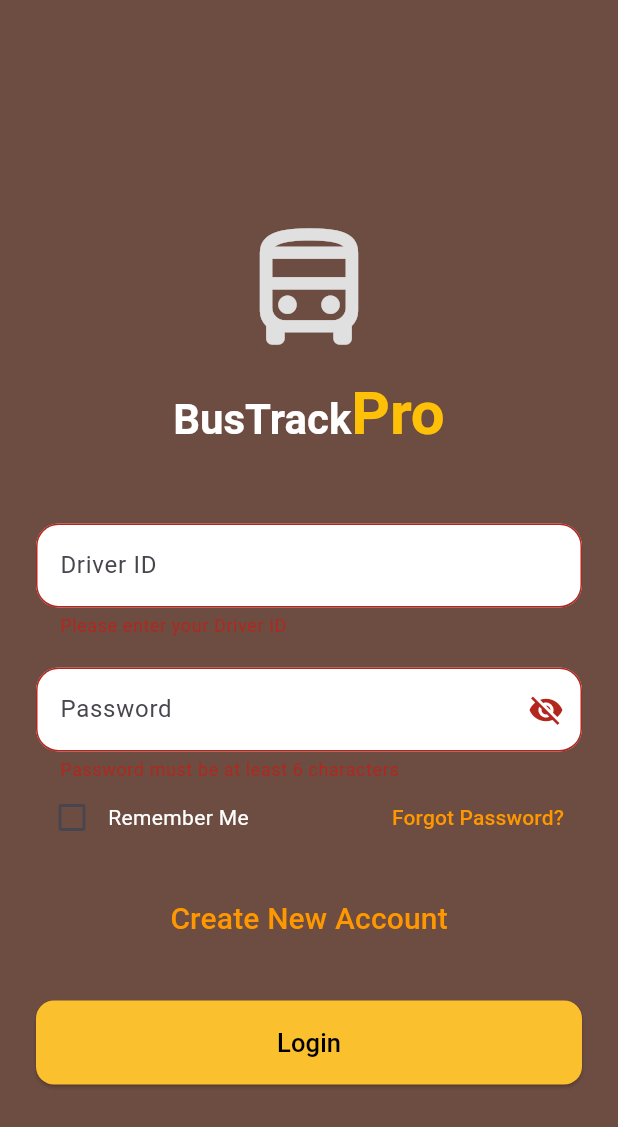
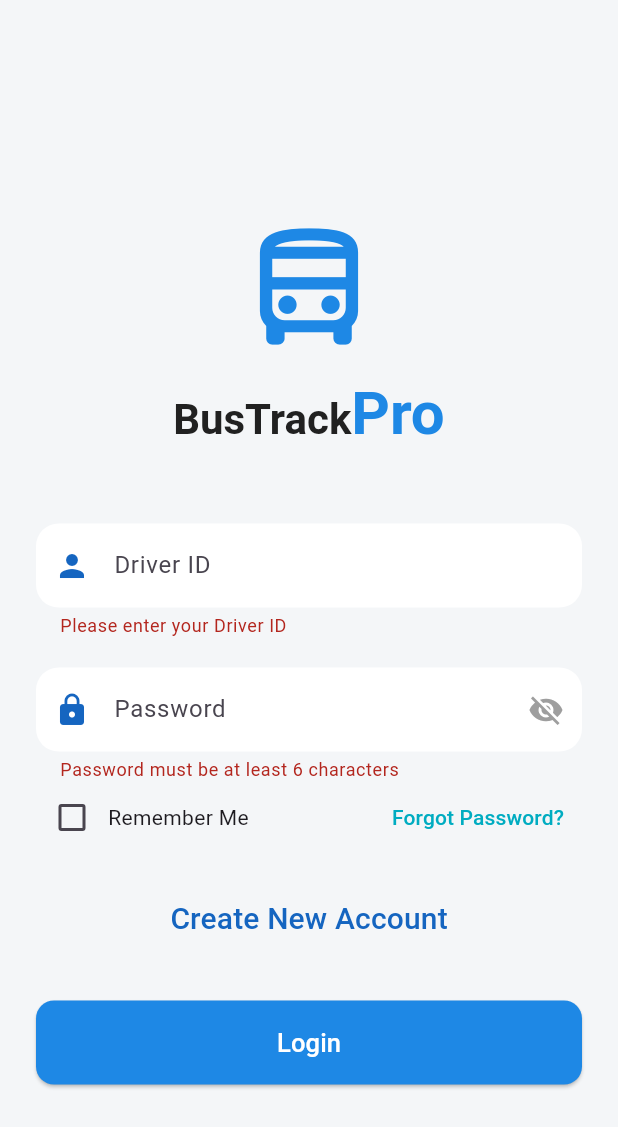
Before and after one commit to veeraworks/BusTrackPro, a Flutter app: the DriverLoginPage screen opened directly, after a tap on "Login", on a phone screen of 412 x 824 dp. Shown: the top 1127 px of the screen. Run offline on Flutter 3.47's test engine with Material 3 defaults, Android fonts, the phone set to English and light mode, and no system bars.

Commit message:
Driver Login Page.dart

```diff
--- a/lib/Driver Login Page.dart
+++ b/lib/Driver Login Page.dart
@@ -2,7 +2,7 @@ import 'package:flutter/material.dart';
 
 import 'Driver Signup Page.dart';
 import 'Forgot password.dart';
-import 'main.dart' hide ForgotPasswordPage, DriverSignUpPage;
+import 'main.dart' hide ForgotPasswordPage, DriverSignUpPage, DriverSignupPage;
 
 class DriverLoginPage extends StatefulWidget {
   @override
@@ -39,7 +39,7 @@ class _DriverLoginPageState extends State<DriverLoginPage> {
   @override
   Widget build(BuildContext context) {
     return Scaffold(
-      backgroundColor: Colors.brown.shade600,
+      backgroundColor: const Color(0xFFF4F6F8), // Light background
       body: SafeArea(
         child: SingleChildScrollView(
           padding: const EdgeInsets.all(24.0),
@@ -47,65 +47,85 @@ class _DriverLoginPageState extends State<DriverLoginPage> {
             key: _formKey,
             child: Column(
               children: [
-                SizedBox(height: 120),
-                Icon(Icons.directions_bus_filled_outlined, size: 98, color: Colors.grey.shade300),
-                SizedBox(height: 10),
+                const SizedBox(height: 120),
+
+                Icon(Icons.directions_bus_filled_outlined,
+                    size: 98, color: Color(0xFF1E88E5)), // Blue icon
+
+                const SizedBox(height: 10),
+
                 RichText(
-                  text: TextSpan(
+                  text: const TextSpan(
                     children: [
                       TextSpan(
                         text: 'BusTrack',
-                        style: TextStyle(fontSize: 28, color: Colors.white, fontWeight: FontWeight.bold),
+                        style: TextStyle(
+                          fontSize: 28,
+                          color: Color(0xFF212121), // Dark text
+                          fontWeight: FontWeight.bold,
+                        ),
                       ),
                       TextSpan(
                         text: 'Pro',
-                        style: TextStyle(fontSize: 40, color: Colors.amber, fontWeight: FontWeight.bold),
+                        style: TextStyle(
+                          fontSize: 40,
+                          color: Color(0xFF1E88E5), // Blue highlight
+                          fontWeight: FontWeight.bold,
+                        ),
                       ),
                     ],
                   ),
                 ),
-                SizedBox(height: 50),
+
+                const SizedBox(height: 50),
+
+                // Driver ID
                 TextFormField(
                   controller: _driverIDController,
-                  keyboardType: TextInputType.text,
                   decoration: InputDecoration(
                     hintText: 'Driver ID',
+                    prefixIcon: Icon(Icons.person, color: Color(0xFF1565C0)),
                     filled: true,
                     fillColor: Colors.white,
-                    border: OutlineInputBorder(borderRadius: BorderRadius.circular(15.0)),
+                    border: OutlineInputBorder(
+                        borderRadius: BorderRadius.circular(15.0),
+                        borderSide: BorderSide.none),
                   ),
-                  validator: (value) {
-                    if (value == null || value.isEmpty) {
-                      return 'Please enter your Driver ID';
-                    }
-                    return null;
-                  },
+                  validator: (value) =>
+                  value == null || value.isEmpty ? 'Please enter your Driver ID' : null,
                 ),
-                SizedBox(height: 20),
+
+                const SizedBox(height: 20),
+
+                // Password
                 TextFormField(
                   controller: _passwordController,
                   obscureText: _obscurePassword,
                   decoration: InputDecoration(
                     hintText: 'Password',
+                    prefixIcon: Icon(Icons.lock, color: Color(0xFF1565C0)),
                     filled: true,
                     fillColor: Colors.white,
-                    border: OutlineInputBorder(borderRadius: BorderRadius.circular(15.0)),
                     suffixIcon: IconButton(
-                      icon: Icon(_obscurePassword ? Icons.visibility_off : Icons.visibility),
+                      icon: Icon(
+                        _obscurePassword ? Icons.visibility_off : Icons.visibility,
+                        color: Colors.grey,
+                      ),
                       onPressed: () {
                         setState(() {
                           _obscurePassword = !_obscurePassword;
                         });
                       },
                     ),
+                    border: OutlineInputBorder(
+                        borderRadius: BorderRadius.circular(15.0),
+                        borderSide: BorderSide.none),
                   ),
-                  validator: (value) {
-                    if (value == null || value.length < 6) {
-                      return 'Password must be at least 6 characters';
-                    }
-                    return null;
-                  },
+                  validator: (value) =>
+                  value == null || value.length < 6 ? 'Password must be at least 6 characters' : null,
                 ),
+
+                // Remember & Forgot
                 Row(
                   mainAxisAlignment: MainAxisAlignment.spaceBetween,
                   children: [
@@ -119,7 +139,7 @@ class _DriverLoginPageState extends State<DriverLoginPage> {
                             });
                           },
                         ),
-                        Text('Remember Me', style: TextStyle(color: Colors.white)),
+                        const Text('Remember Me'),
                       ],
                     ),
                     TextButton(
@@ -129,11 +149,17 @@ class _DriverLoginPageState extends State<DriverLoginPage> {
                           MaterialPageRoute(builder: (_) => ForgotPasswordPage()),
                         );
                       },
-                      child: Text("Forgot Password?", style: TextStyle(color: Colors.orange)),
+                      child: const Text(
+                        "Forgot Password?",
+                        style: TextStyle(color: Color(0xFF00ACC1)), // Cyan accent
+                      ),
                     ),
                   ],
                 ),
-                SizedBox(height: 20),
+
+                const SizedBox(height: 20),
+
+                // Create Account
                 TextButton(
                   onPressed: () {
                     Navigator.push(
@@ -141,27 +167,34 @@ class _DriverLoginPageState extends State<DriverLoginPage> {
                       MaterialPageRoute(builder: (_) => DriverSignupPage()),
                     );
                   },
-                  child: Text(
+                  child: const Text(
                     "Create New Account",
                     style: TextStyle(
-                      color: Colors.orange,
+                      color: Color(0xFF1565C0), // Deep blue
                       fontSize: 20,
                     ),
                   ),
                 ),
-                SizedBox(height: 30),
+
+                const SizedBox(height: 30),
+
+                // Login Button
                 SizedBox(
                   width: double.infinity,
                   child: ElevatedButton(
                     onPressed: _isLoading ? null : _login,
                     style: ElevatedButton.styleFrom(
-                      backgroundColor: Colors.yellow.shade700,
-                      padding: EdgeInsets.symmetric(vertical: 16),
-                      shape: RoundedRectangleBorder(borderRadius: BorderRadius.circular(12.0)),
+                      backgroundColor: const Color(0xFF1E88E5), // Primary Blue
+                      padding: const EdgeInsets.symmetric(vertical: 16),
+                      shape: RoundedRectangleBorder(
+                          borderRadius: BorderRadius.circular(12.0)),
                     ),
                     child: _isLoading
-                        ? CircularProgressIndicator(color: Colors.white)
-                        : Text('Login', style: TextStyle(fontSize: 17, color: Colors.black)),
+                        ? const CircularProgressIndicator(color: Colors.white)
+                        : const Text(
+                      'Login',
+                      style: TextStyle(fontSize: 17, color: Colors.white),
+                    ),
                   ),
                 ),
               ],
```
